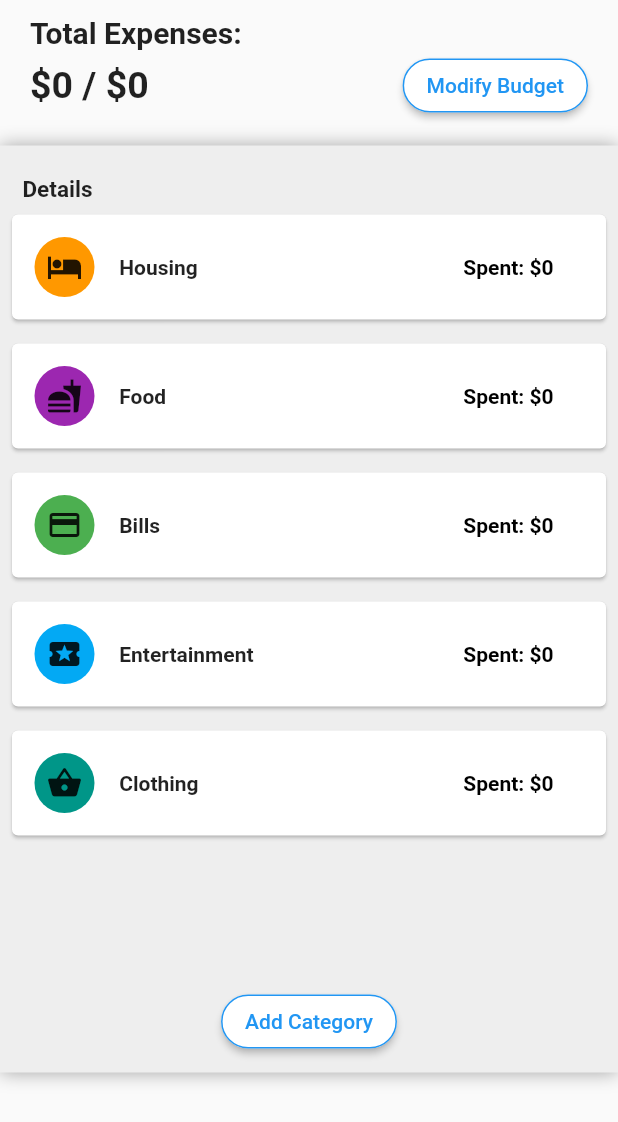
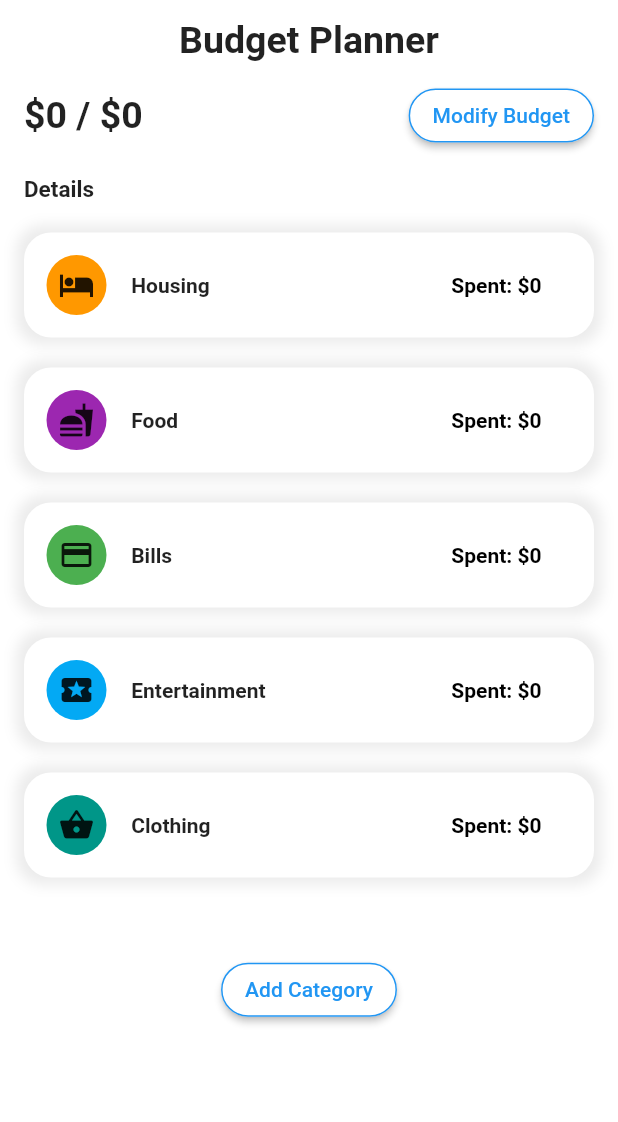
Before and after one commit to James020118/Budget-Planner, a Flutter app: the screen it shows after launch, on a phone screen of 412 x 824 dp. Shown: the top 1122 px of the screen. Run offline on Flutter 3.47's test engine with Material 2 defaults, Android fonts, the phone set to English and light mode, and no system bars.

Commit message:
minor UI update 2

```diff
--- a/lib/ExpenseCard.dart
+++ b/lib/ExpenseCard.dart
@@ -15,8 +15,19 @@ class _ExpenseCardState extends State<ExpenseCard> {
   @override
   Widget build(BuildContext context) {
     return Padding(
-      padding: const EdgeInsets.all(4.0),
-      child: Card(
+      padding: const EdgeInsets.symmetric(horizontal: 16, vertical: 10),
+      child: Container(
+        decoration: BoxDecoration(
+          color: Colors.white,
+          borderRadius: BorderRadius.circular(18),
+          boxShadow: [
+            BoxShadow(
+              color: Colors.grey.withOpacity(0.2),
+              spreadRadius: 5,
+              blurRadius: 7,
+            ),
+          ],
+        ),
         child: Padding(
           padding: const EdgeInsets.all(15),
           child: Row(
--- a/lib/Pages/HomePage.dart
+++ b/lib/Pages/HomePage.dart
@@ -144,22 +144,25 @@ class _HomePageState extends State<HomePage> {
   @override
   Widget build(BuildContext context) {
     return Scaffold(
+      backgroundColor: Colors.white,
       body: SafeArea(
         child: Column(
           crossAxisAlignment: CrossAxisAlignment.start,
           children: <Widget>[
             Padding(
-              padding: const EdgeInsets.fromLTRB(20, 10, 0, 0),
-              child: Text(
-                "Total Expenses:",
-                style: TextStyle(
-                  fontSize: 20,
-                  fontWeight: FontWeight.bold,
+              padding: const EdgeInsets.symmetric(vertical: 12),
+              child: Center(
+                child: Text(
+                  "Budget Planner",
+                  style: TextStyle(
+                    fontSize: 25,
+                    fontWeight: FontWeight.bold,
+                  ),
                 ),
               ),
             ),
             Padding(
-              padding: const EdgeInsets.symmetric(horizontal: 20),
+              padding: const EdgeInsets.symmetric(horizontal: 16),
               child: Row(
                 mainAxisAlignment: MainAxisAlignment.spaceBetween,
                 children: <Widget>[
@@ -199,21 +202,15 @@ class _HomePageState extends State<HomePage> {
               padding: const EdgeInsets.symmetric(vertical: 16),
               child: Container(
                 decoration: BoxDecoration(
-                  color: Colors.grey[200],
-                  boxShadow: [
-                    BoxShadow(
-                      color: Colors.grey,
-                      blurRadius: 10,
-                    ),
-                  ],
+                  color: Colors.white,
                 ),
-                height: MediaQuery.of(context).size.height * 0.75,
+                height: MediaQuery.of(context).size.height * 0.7,
                 width: MediaQuery.of(context).size.width,
                 child: Column(
                   crossAxisAlignment: CrossAxisAlignment.start,
                   children: <Widget>[
                     Padding(
-                      padding: const EdgeInsets.only(left: 15, top: 20),
+                      padding: const EdgeInsets.only(left: 16, bottom: 10),
                       child: Text(
                         "Details",
                         style: TextStyle(
```
